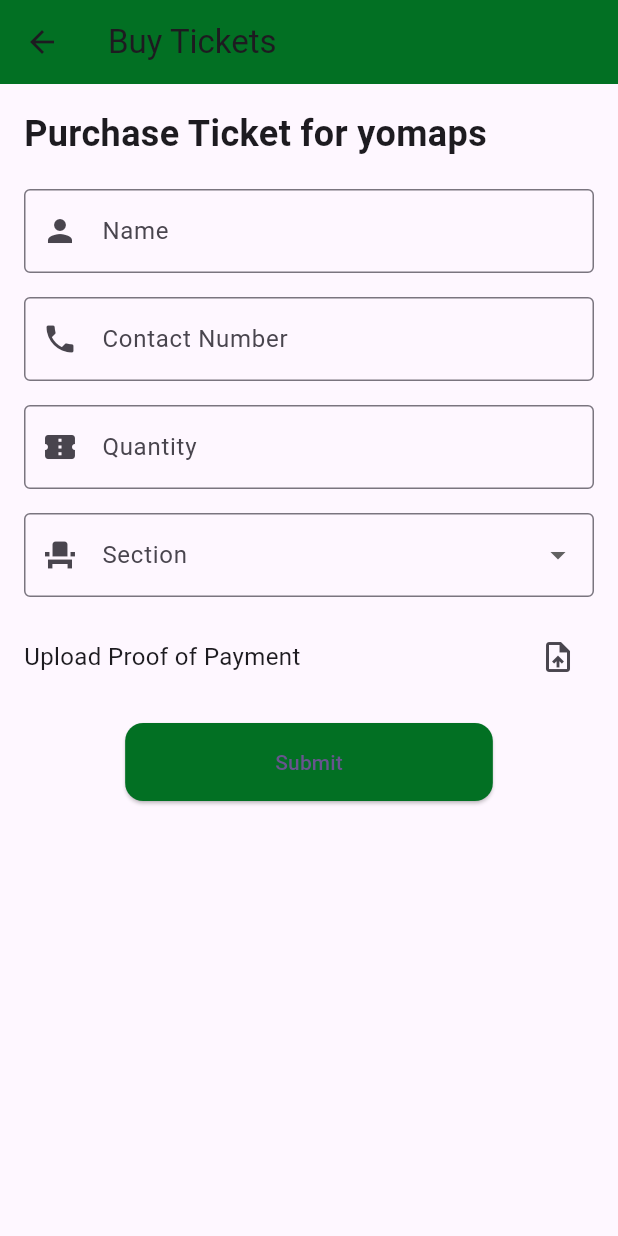
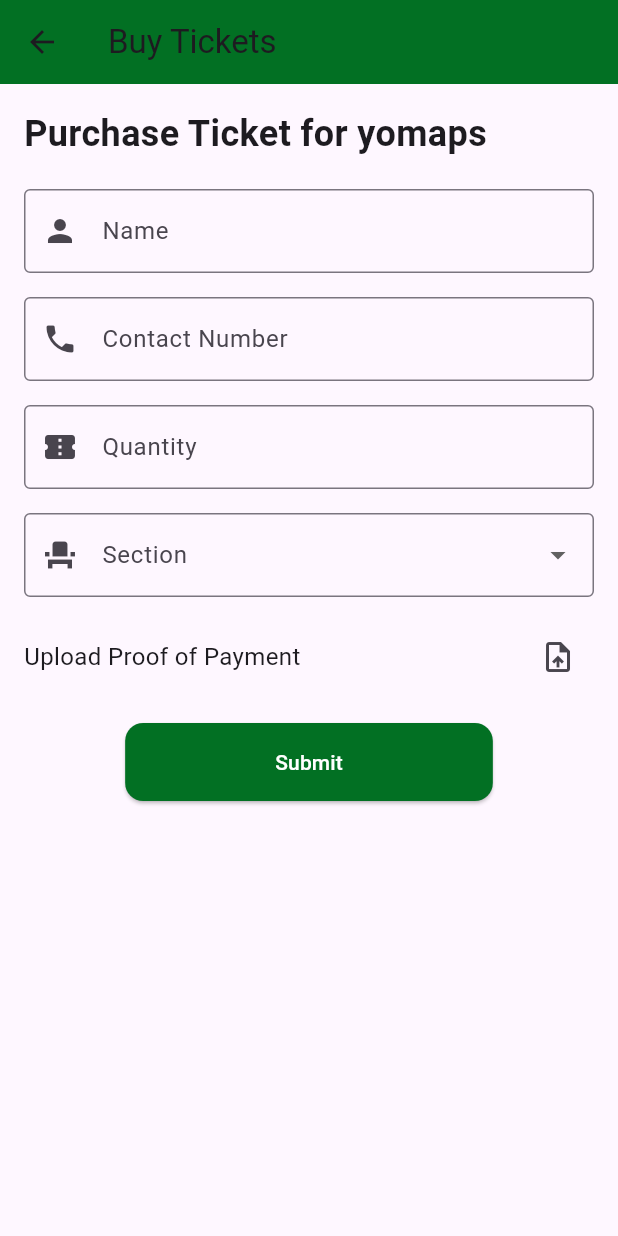
Before and after one commit to JEYO-YCM/Eventjet, a Flutter app: the BuyTicketPage screen opened directly, on a phone screen of 412 x 824 dp. Run offline on Flutter 3.47's test engine with Material 3 defaults, Android fonts, the phone set to English and light mode, and no system bars; our stand-ins replace cached_network_image, fluentui_icons, flutter_svg, image_picker.

Commit message:
same thing

```diff
--- a/lib/screens/purchaseticketpage.dart
+++ b/lib/screens/purchaseticketpage.dart
@@ -195,7 +195,10 @@
                         ),
                       ),
                     ),
-                    child: Text('Submit'),
+                    child: Text(
+                      'Submit',
+                      style: TextStyle(color: Colors.white),
+                    ),
                   ),
                 ),
               ],
```
